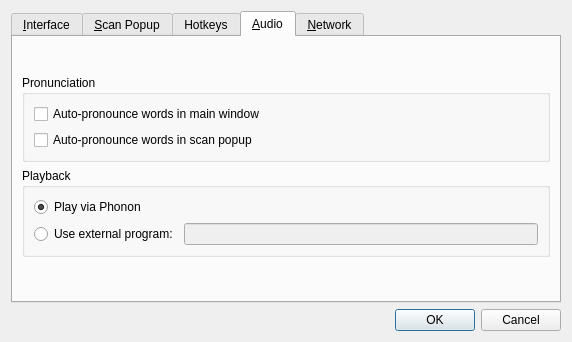
Before: the Qt Designer form preferences.ui in goldendict/goldendict, drawn with Qt 5.
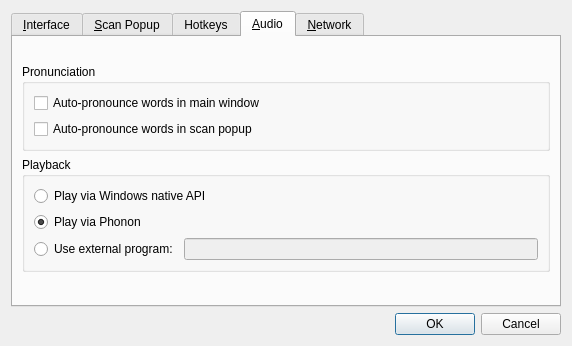
After: the same form once the commit is applied. The open tabs and pages were chosen to show the change. Icons and pictures are not drawn. Custom widgets are drawn as their Qt base class.

Commit message:
Re-introduce native Windows audio playback.
This one can only play .wav files, but is far more stable than Phonon.
Any existing installations would auto-switch from Phonon to this one.
Any attempt to play a non-wav file would suggest switching to Phonon.

```diff
--- a/preferences.ui
+++ b/preferences.ui
@@ -7,7 +7,7 @@
     <x>0</x>
     <y>0</y>
     <width>572</width>
-    <height>342</height>
+    <height>346</height>
    </rect>
   </property>
   <property name="windowTitle">
@@ -738,6 +738,17 @@
           <string>Playback</string>
          </property>
          <layout class="QVBoxLayout" name="verticalLayout_16">
+          <item>
+           <widget class="QRadioButton" name="useWindowsPlaySound">
+            <property name="toolTip">
+             <string>Use Windows native playback API. Limited to .wav files only,
+but works very well.</string>
+            </property>
+            <property name="text">
+             <string>Play via Windows native API</string>
+            </property>
+           </widget>
+          </item>
           <item>
            <widget class="QRadioButton" name="playViaPhonon">
             <property name="text">
```
Left out of the diff: 7 changed lines with no effect on the pictures. The commit also changes 5 other files.
